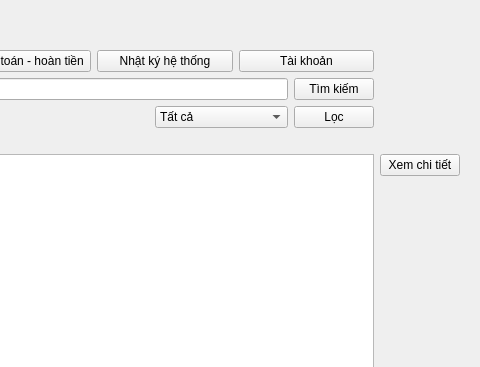
Old version of the form app_admin/views_admin/ui_files/giao_dien_admin.ui in the repository nguoiemyeu/BadmintonCourtManagement; both pictures show x 761 to 1241 and y 0 to 367 of the 1241 by 813 pixel window.
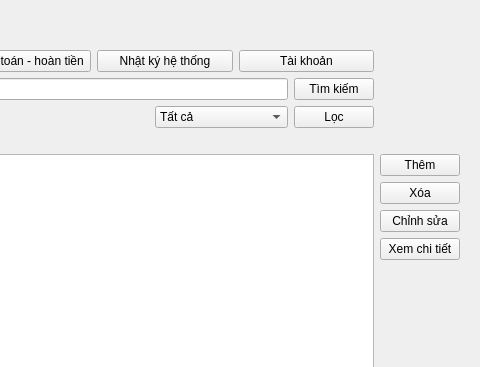
New version of the form. The open tabs and pages were chosen to show the change.

Patch:
```diff
--- a/app_admin/views_admin/ui_files/giao_dien_admin.ui
+++ b/app_admin/views_admin/ui_files/giao_dien_admin.ui
@@ -633,6 +633,27 @@
        </item>
        <item row="7" column="1">
         <layout class="QVBoxLayout" name="verticalLayout_4">
+         <item>
+          <widget class="QPushButton" name="pushButton_themkh">
+           <property name="text">
+            <string>Thêm</string>
+           </property>
+          </widget>
+         </item>
+         <item>
+          <widget class="QPushButton" name="pushButton_xoakh">
+           <property name="text">
+            <string>Xóa</string>
+           </property>
+          </widget>
+         </item>
+         <item>
+          <widget class="QPushButton" name="pushButton_chinh_sua">
+           <property name="text">
+            <string>Chỉnh sửa</string>
+           </property>
+          </widget>
+         </item>
          <item>
           <widget class="QPushButton" name="pushButton_xemct_2">
            <property name="text">
```
Left out of the diff: 183 changed lines with no effect on the pictures.
